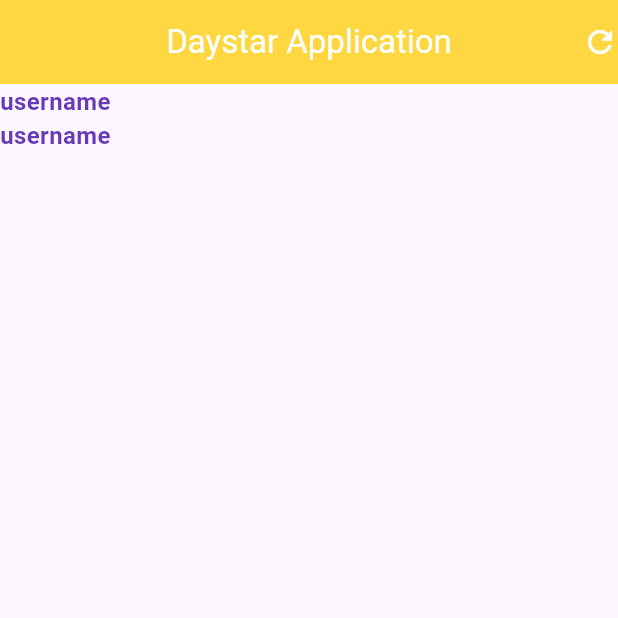
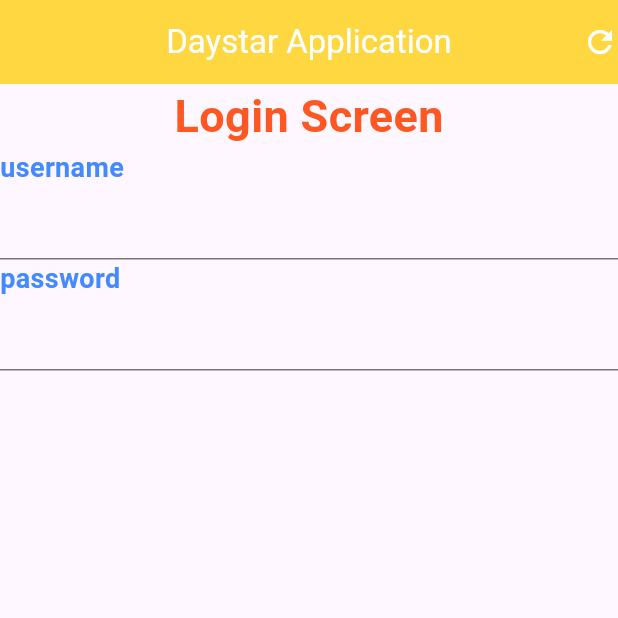
Before and after one commit to Eugene600/ACS314_first_app, a Flutter app: the screen it shows after launch, on a phone screen of 412 x 824 dp, the top half of it. Run offline on Flutter 3.47's test engine with Material 3 defaults, Android fonts, the phone set to English and light mode, and no system bars.

Commit message:
Aligned ligin screen centrally and added textfield

```diff
--- /dev/null
+++ b/flutter_application_2/lib/Views/customTextField.dart
@@ -0,0 +1,12 @@
+import 'package:flutter/material.dart';
+
+class CustomTextField extends StatelessWidget {
+  const CustomTextField({
+    super.key,
+  });
+
+  @override
+  Widget build(BuildContext context) {
+    return TextField();
+  }
+}
--- a/flutter_application_2/lib/Views/customtext.dart
+++ b/flutter_application_2/lib/Views/customtext.dart
@@ -2,14 +2,20 @@ import 'package:flutter/material.dart';
 
 class CustomText extends StatelessWidget {
   final String label;
-  const CustomText({super.key, required this.label});
+  final double fontSize;
+  final Color labelColor;
+  const CustomText(
+      {super.key,
+      required this.label,
+      this.fontSize = 18,
+      this.labelColor = Colors.blueAccent});
 
   @override
   Widget build(BuildContext context) {
     return Text(
-      "username",
+      label,
       style: TextStyle(
-          color: Colors.deepPurple, fontSize: 16, fontWeight: FontWeight.w600),
+          color: labelColor, fontSize: fontSize, fontWeight: FontWeight.w600),
     );
   }
 }
--- a/flutter_application_2/lib/main.dart
+++ b/flutter_application_2/lib/main.dart
@@ -1,4 +1,5 @@
 import 'package:flutter/material.dart';
+import 'package:flutter_application_2/Views/customTextField.dart';
 import 'package:flutter_application_2/Views/customtext.dart';
 
 void main() {
@@ -23,13 +24,25 @@ class Home extends StatelessWidget {
           Icon(Icons.refresh),
         ],
       ),
-      body: Column(children: [
+      body: Column(crossAxisAlignment: CrossAxisAlignment.start, children: [
+        Row(
+          mainAxisAlignment: MainAxisAlignment.center,
+          children: [
+            CustomText(
+              label: "Login Screen",
+              fontSize: 30,
+              labelColor: Colors.deepOrange,
+            ),
+          ],
+        ),
         CustomText(
           label: "username",
         ),
+        CustomTextField(),
         CustomText(
           label: "password",
         ),
+        CustomTextField(),
       ]),
     );
   }
```
